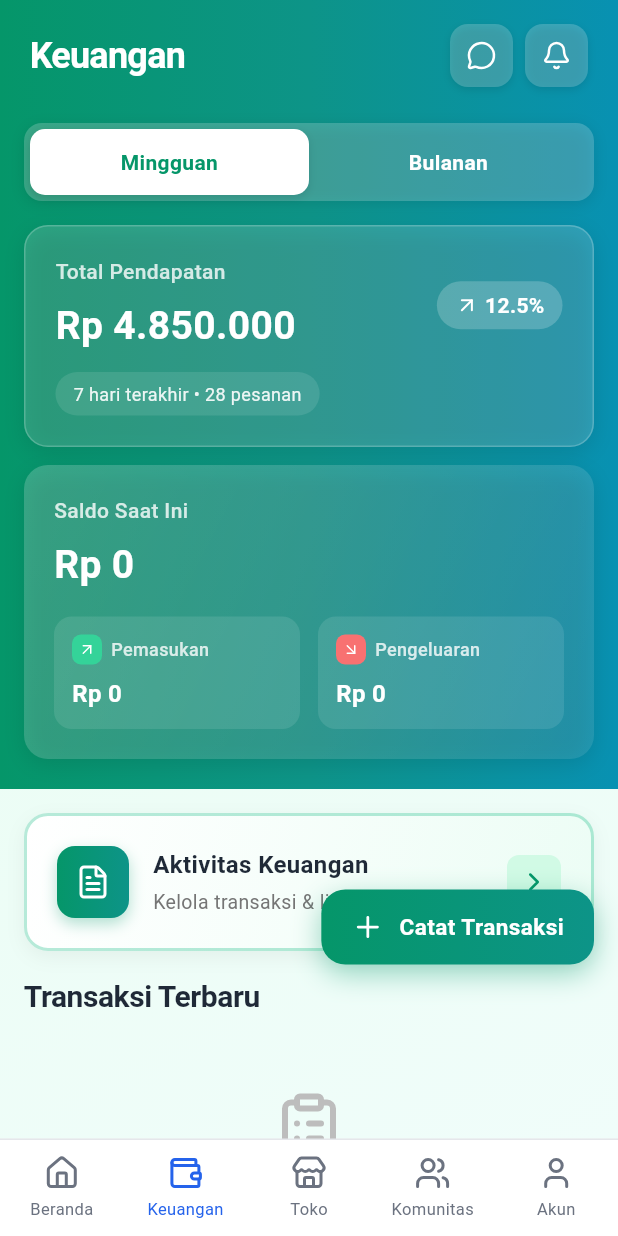
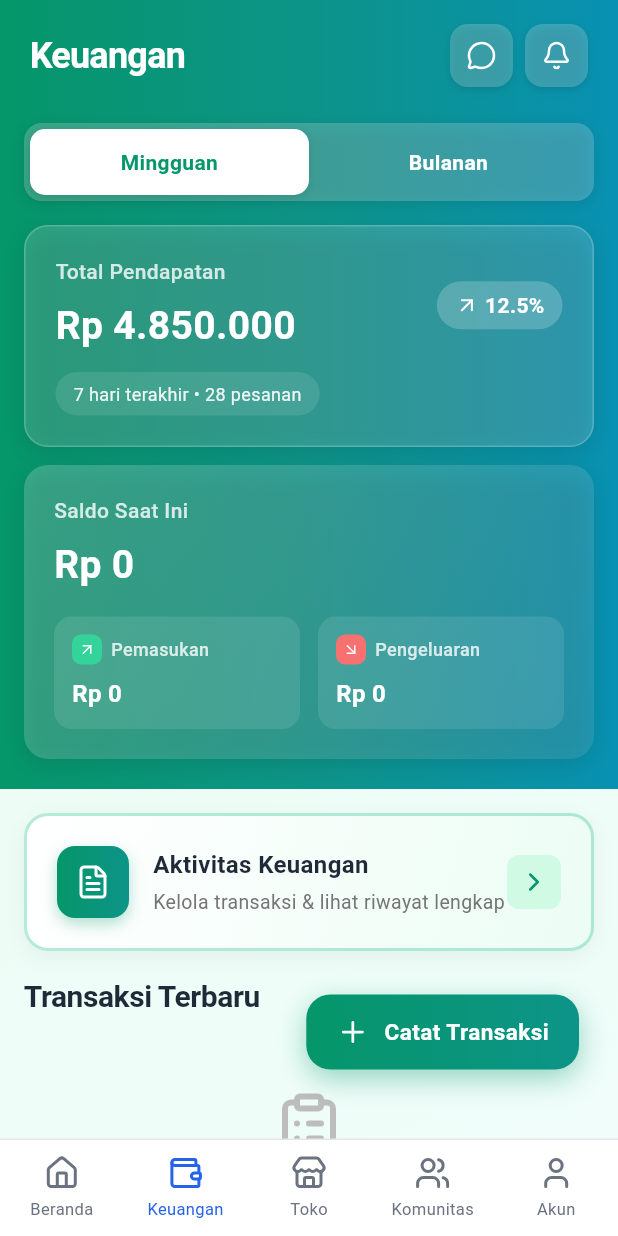
Before and after one commit to Elnathz/BangkitUsahaFLutter, a Flutter app: the screen it shows once a user with an empty profile is signed in, item 2 of the bottom bar chosen, on a phone screen of 412 x 824 dp. Run offline on Flutter 3.47's test engine with Material 3 defaults, Android fonts, the light colour scheme and no system bars; drawn by our look-alikes of toastification; our stand-ins replace cached_network_image, chewie, cloud_firestore, firebase_auth, firebase_core, firebase_messaging and 11 more; accounts and stored records are empty; network calls fail.

Commit message:
fix: floating action buttom padding

```diff
--- a/lib/features/community/screens/community_page.dart
+++ b/lib/features/community/screens/community_page.dart
@@ -154,7 +154,7 @@ class _CommunityPageState extends State<CommunityPage>
       floatingActionButton: Tooltip(
         message: 'Buat Postingan',
         child: Padding(
-          padding: const EdgeInsets.only(bottom: 100),
+          padding: const EdgeInsets.only(bottom: 25, right: 10),
           child: Container(
             decoration: BoxDecoration(
               gradient: const LinearGradient(
--- a/lib/features/finance/screens/transactions_screen.dart
+++ b/lib/features/finance/screens/transactions_screen.dart
@@ -141,7 +141,7 @@ class _TransactionsScreenState extends State<TransactionsScreen> {
 
       // FAB: Catat Transaksi - Premium design with plus icon
       floatingActionButton: Padding(
-        padding: const EdgeInsets.only(bottom: 100.0),
+        padding: const EdgeInsets.only(bottom: 30, right: 10),
         child: Container(
           decoration: BoxDecoration(
             gradient: const LinearGradient(
--- a/lib/features/inventory/products_screen.dart
+++ b/lib/features/inventory/products_screen.dart
@@ -737,7 +737,7 @@ class _ProductsScreenState extends State<ProductsScreen>
       // FAB: Tambah Produk - Premium design with plus icon
       floatingActionButton: _tabController.index == 0
           ? Padding(
-              padding: const EdgeInsets.only(bottom: 100),
+              padding: const EdgeInsets.only(bottom: 30, right: 10),
               child: Container(
                 decoration: BoxDecoration(
                   gradient: const LinearGradient(
```
